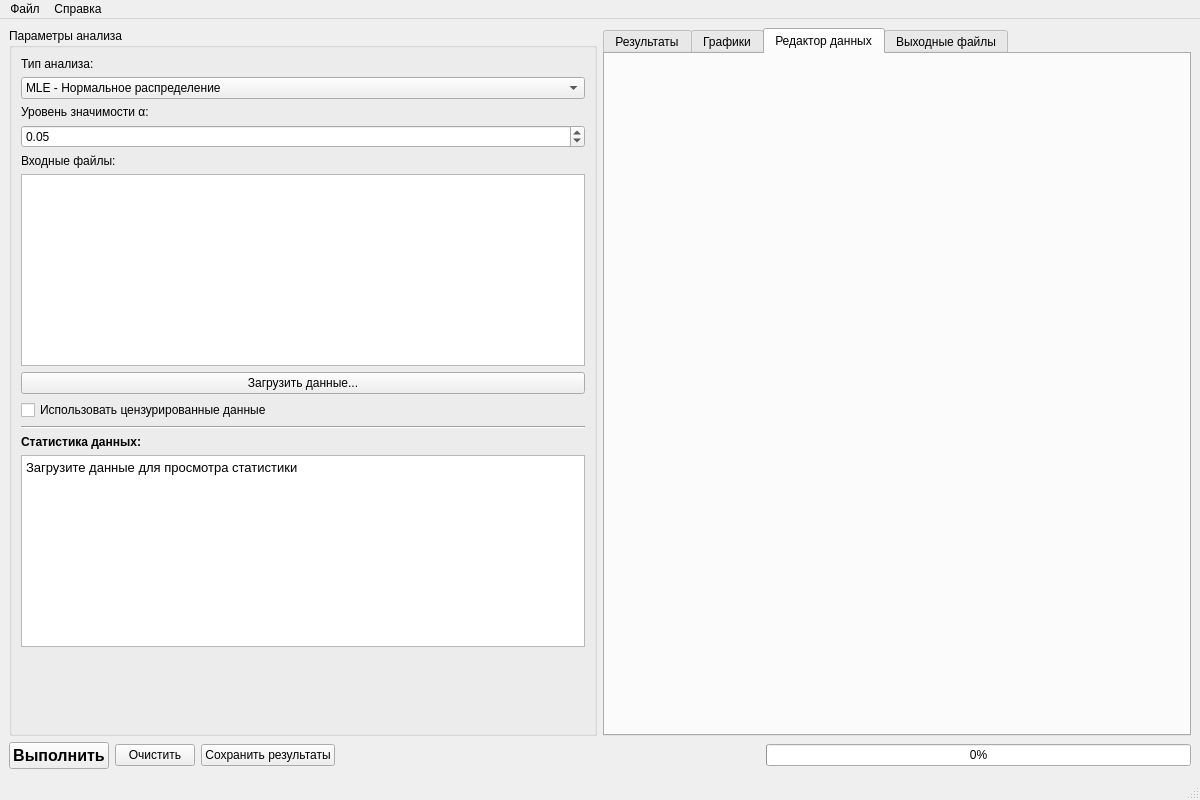
Above: gui/ui/mainwindow.ui from xloned/agamirovstats before the change. Below: the same form after it.
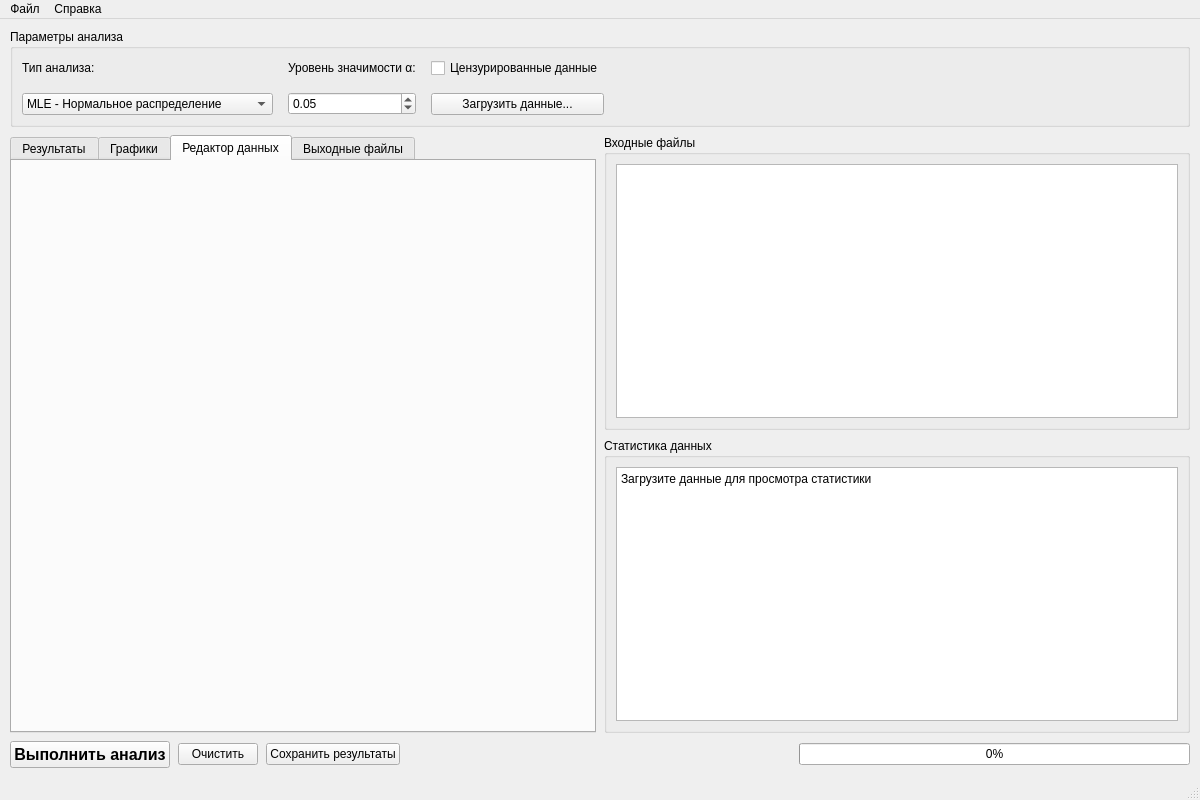
That is the form after the change. The open tabs and pages were chosen to show the change.

Commit message: Сделана другая версия интерфейса

Diff of the .ui file:
```diff
--- a/gui/ui/mainwindow.ui
+++ b/gui/ui/mainwindow.ui
@@ -15,10 +15,24 @@
   </property>
   <widget class="QWidget" name="centralwidget">
    <layout class="QVBoxLayout" name="mainLayout">
+    <property name="spacing">
+     <number>8</number>
+    </property>
+    <property name="leftMargin">
+     <number>10</number>
+    </property>
+    <property name="topMargin">
+     <number>10</number>
+    </property>
+    <property name="rightMargin">
+     <number>10</number>
+    </property>
+    <property name="bottomMargin">
+     <number>10</number>
+    </property>
+
     <item>
-     <layout class="QHBoxLayout" name="contentLayout">
-      <item>
-       <!-- Левая панель: параметры и настройки -->
+     <!-- Верхняя панель: параметры анализа -->
      <widget class="QGroupBox" name="parametersGroup">
       <property name="title">
        <string>Параметры анализа</string>
@@ -29,7 +43,14 @@
       <property name="maximumWidth">
        <number>350</number>
       </property>
-      <layout class="QVBoxLayout" name="verticalLayout">
+      <layout class="QHBoxLayout" name="parametersLayout">
+       <property name="spacing">
+        <number>15</number>
+       </property>
+
+       <!-- Первая колонка: тип анализа -->
+       <item>
+        <layout class="QVBoxLayout" name="analysisTypeLayout">
        <item>
         <widget class="QLabel" name="analysisTypeLabel">
          <property name="text">
@@ -81,7 +102,12 @@
          </item>
         </widget>
        </item>
+        </layout>
+       </item>
 
+       <!-- Вторая колонка: альфа -->
+       <item>
+        <layout class="QVBoxLayout" name="alphaLayout">
        <item>
         <widget class="QLabel" name="alphaLabel">
          <property name="text">
@@ -105,18 +131,16 @@
          </property>
         </widget>
        </item>
+        </layout>
+       </item>
 
+       <!-- Третья колонка: чекбокс и кнопка загрузки -->
        <item>
-        <widget class="QLabel" name="dataFileLabel">
+        <layout class="QVBoxLayout" name="dataOptionsLayout">
+         <item>
+          <widget class="QCheckBox" name="useCensoredDataCheck">
          <property name="text">
-          <string>Входные файлы:</string>
-         </property>
-        </widget>
-       </item>
-       <item>
-        <widget class="QListWidget" name="inputFilesList">
-         <property name="maximumHeight">
-          <number>150</number>
+            <string>Цензурированные данные</string>
          </property>
         </widget>
        </item>
@@ -125,61 +149,23 @@
          <property name="text">
           <string>Загрузить данные...</string>
          </property>
-        </widget>
-       </item>
-
-       <item>
-        <widget class="QCheckBox" name="useCensoredDataCheck">
-         <property name="text">
-          <string>Использовать цензурированные данные</string>
+           <property name="minimumHeight">
+            <number>32</number>
          </property>
         </widget>
        </item>
+        </layout>
+       </item>
 
        <item>
-        <widget class="Line" name="line">
+        <spacer name="horizontalSpacer_params">
          <property name="orientation">
           <enum>Qt::Horizontal</enum>
          </property>
-        </widget>
-       </item>
-
-       <item>
-        <widget class="QLabel" name="statsLabel">
-         <property name="text">
-          <string>Статистика данных:</string>
-         </property>
-         <property name="font">
-          <font>
-           <weight>75</weight>
-           <bold>true</bold>
-          </font>
-         </property>
-        </widget>
-       </item>
-       <item>
-        <widget class="QTextEdit" name="statsText">
-         <property name="maximumHeight">
-          <number>120</number>
-         </property>
-         <property name="readOnly">
-          <bool>true</bool>
-         </property>
-         <property name="html">
-          <string>&lt;p style=&quot;font-size:10pt;&quot;&gt;Загрузите данные для просмотра статистики&lt;/p&gt;</string>
-         </property>
-        </widget>
-       </item>
-
-       <item>
-        <spacer name="verticalSpacer">
-         <property name="orientation">
-          <enum>Qt::Vertical</enum>
-         </property>
          <property name="sizeHint" stdset="0">
           <size>
-           <width>20</width>
-           <height>40</height>
+           <width>40</width>
+           <height>20</height>
           </size>
          </property>
         </spacer>
@@ -189,7 +175,14 @@
     </item>
 
     <item>
-     <!-- Правая панель: результаты и графики -->
+     <!-- Основная область с двумя панелями -->
+     <layout class="QHBoxLayout" name="mainContentLayout">
+      <property name="spacing">
+       <number>8</number>
+      </property>
+
+      <item>
+       <!-- Левая панель: вкладки для результатов -->
      <widget class="QTabWidget" name="tabWidget">
       <property name="currentIndex">
        <number>0</number>
@@ -256,11 +249,24 @@
        <attribute name="title">
         <string>Редактор данных</string>
        </attribute>
-       <layout class="QVBoxLayout" name="verticalLayout_4">
+         <layout class="QVBoxLayout" name="editorLayout">
+          <property name="spacing">
+           <number>0</number>
+          </property>
+          <property name="leftMargin">
+           <number>0</number>
+          </property>
+          <property name="topMargin">
+           <number>0</number>
+          </property>
+          <property name="rightMargin">
+           <number>0</number>
+          </property>
+          <property name="bottomMargin">
+           <number>0</number>
+          </property>
         <item>
-         <widget class="QWidget" name="editorContainer" native="true">
-          <!-- Здесь будет DataEditor -->
-         </widget>
+           <widget class="QWidget" name="editorContainer" native="true"/>
         </item>
        </layout>
       </widget>
@@ -289,16 +295,72 @@
       </widget>
        </widget>
       </item>
-     </layout>
+
+      <item>
+       <!-- Правая панель: файлы и статистика -->
+       <layout class="QVBoxLayout" name="sidebarLayout">
+        <property name="spacing">
+         <number>8</number>
+        </property>
+
+        <item>
+         <widget class="QGroupBox" name="filesGroup">
+          <property name="title">
+           <string>Входные файлы</string>
+          </property>
+          <property name="minimumWidth">
+           <number>250</number>
+          </property>
+          <property name="maximumWidth">
+           <number>350</number>
+          </property>
+          <layout class="QVBoxLayout" name="filesGroupLayout">
+           <item>
+            <widget class="QListWidget" name="inputFilesList">
+             <property name="minimumHeight">
+              <number>150</number>
+             </property>
+            </widget>
+           </item>
+          </layout>
+         </widget>
     </item>
 
     <item>
-     <!-- Панель кнопок внизу -->
+         <widget class="QGroupBox" name="statsGroup">
+          <property name="title">
+           <string>Статистика данных</string>
+          </property>
+          <layout class="QVBoxLayout" name="statsGroupLayout">
+           <item>
+            <widget class="QTextEdit" name="statsText">
+             <property name="readOnly">
+              <bool>true</bool>
+             </property>
+             <property name="html">
+              <string>&lt;p&gt;Загрузите данные для просмотра статистики&lt;/p&gt;</string>
+             </property>
+            </widget>
+           </item>
+          </layout>
+         </widget>
+        </item>
+       </layout>
+      </item>
+     </layout>
+    </item>
+
+    <item>
+     <!-- Нижняя панель управления -->
      <layout class="QHBoxLayout" name="controlLayout">
+      <property name="spacing">
+       <number>8</number>
+      </property>
+
       <item>
        <widget class="QPushButton" name="runButton">
       <property name="text">
-       <string>Выполнить</string>
+         <string>Выполнить анализ</string>
       </property>
       <property name="minimumHeight">
        <number>40</number>
```
Left out of the diff: 87 changed lines with no effect on the pictures. Lines whose indentation alone changed are shown as unchanged.
